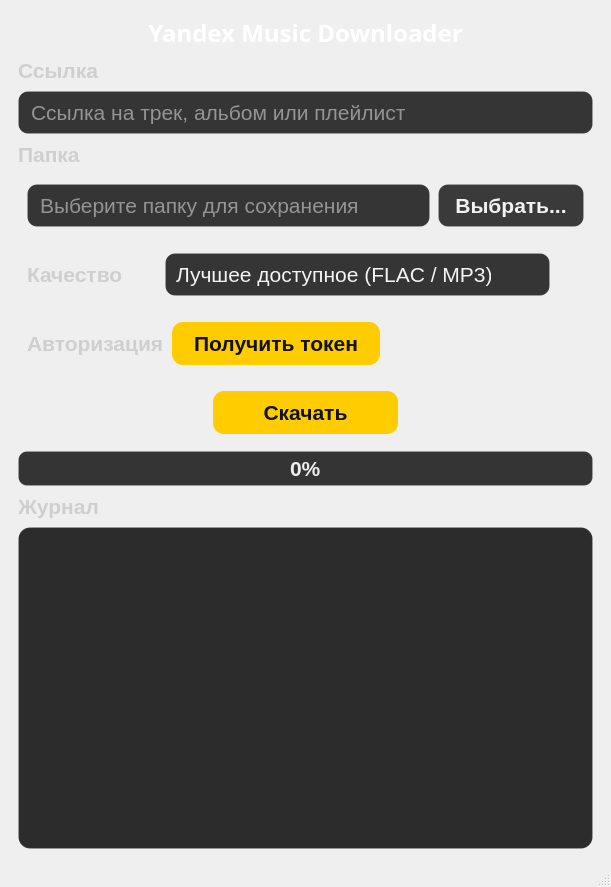
Old version of the form src/ymd_gui/gui/forms/main_window.ui in the repository ghtyv/yandex-music-downloader-gui.
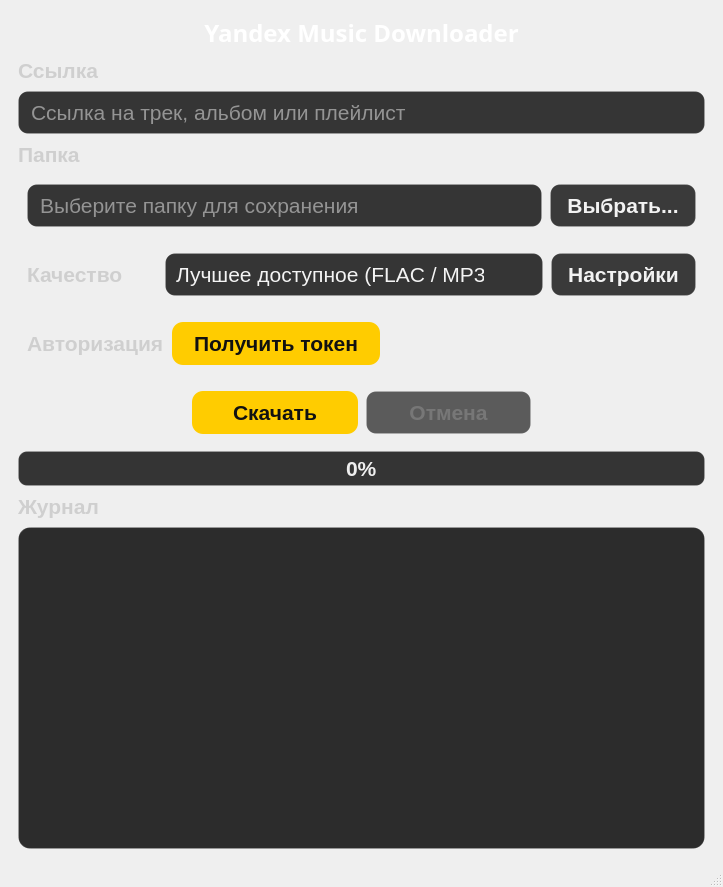
New version of the form. Custom widgets are drawn as their Qt base class.

Commit message: add cancel button logic, add settings dialog menu and its logic

The edit to the form file:
```diff
--- a/src/ymd_gui/gui/forms/main_window.ui
+++ b/src/ymd_gui/gui/forms/main_window.ui
@@ -6,7 +6,7 @@
    <rect>
     <x>0</x>
     <y>0</y>
-    <width>611</width>
+    <width>723</width>
     <height>887</height>
    </rect>
   </property>
@@ -623,17 +623,23 @@
           </widget>
          </item>
          <item>
-          <spacer name="horizontalSpacerQuality">
-           <property name="orientation">
-            <enum>Qt::Orientation::Horizontal</enum>
+          <widget class="QPushButton" name="pushButtonSettings">
+           <property name="sizePolicy">
+            <sizepolicy hsizetype="Preferred" vsizetype="Fixed">
+             <horstretch>0</horstretch>
+             <verstretch>0</verstretch>
+            </sizepolicy>
            </property>
-           <property name="sizeHint" stdset="0">
-            <size>
-             <width>40</width>
-             <height>20</height>
-            </size>
+           <property name="font">
+            <font>
+             <pointsize>16</pointsize>
+             <fontweight>Medium</fontweight>
+            </font>
            </property>
-          </spacer>
+           <property name="text">
+            <string>Настройки</string>
+           </property>
+          </widget>
          </item>
         </layout>
        </item>
@@ -753,6 +759,28 @@
            </property>
           </widget>
          </item>
+         <item>
+          <widget class="QPushButton" name="pushButtonCancel">
+           <property name="enabled">
+            <bool>false</bool>
+           </property>
+           <property name="sizePolicy">
+            <sizepolicy hsizetype="Expanding" vsizetype="Preferred">
+             <horstretch>0</horstretch>
+             <verstretch>0</verstretch>
+            </sizepolicy>
+           </property>
+           <property name="font">
+            <font>
+             <pointsize>16</pointsize>
+             <fontweight>Medium</fontweight>
+            </font>
+           </property>
+           <property name="text">
+            <string>Отмена</string>
+           </property>
+          </widget>
+         </item>
          <item>
           <spacer name="horizontalSpacerDownload_2">
            <property name="orientation">
```
Left out of the diff: 2 changed lines with no effect on the pictures. The commit also changes 7 other files.
